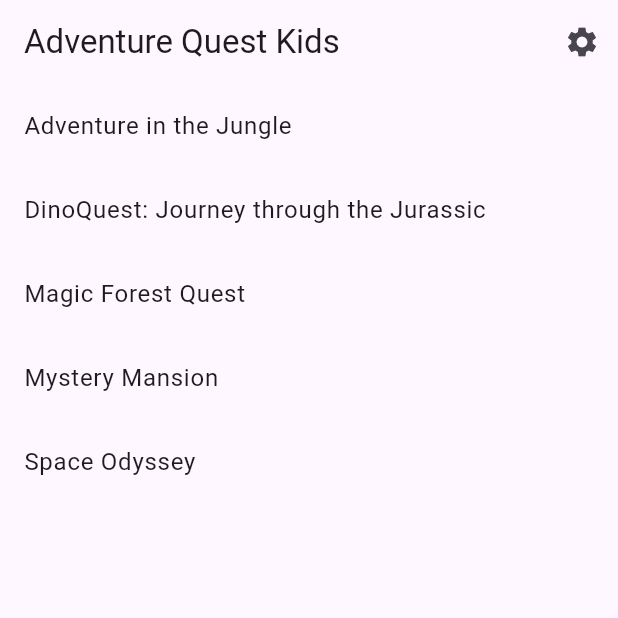
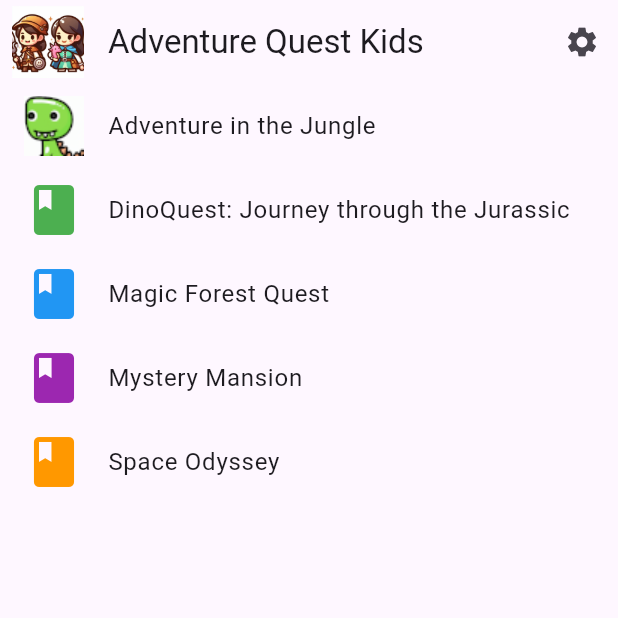
Before and after one commit to aaronlovi/adventure_quest_kids, a Flutter app: the screen it shows after launch, on a phone screen of 412 x 824 dp, the top half of it. Run offline on Flutter 3.47's test engine with Material 3 defaults, Android fonts, the phone set to English and light mode, and no system bars; our stand-ins replace audioplayers, get_it, shared_preferences, yaml.

Commit message:
Added icons to the main story list. Also some minor layout changes

```diff
--- a/assets/story_list.yaml
+++ b/assets/story_list.yaml
@@ -2,6 +2,7 @@ story_list:
   adventure_in_the_jungle:
     title: Adventure in the Jungle
     first_page: page1
+    icon: list-icon.png
     background_sound_filename: background-15s.mp3
     background_sound_volume_factor: 1.0
     background_sound_playback_rate: 0.75
--- a/lib/main.dart
+++ b/lib/main.dart
@@ -1,5 +1,4 @@
 import 'package:adventure_quest_kids/services/user_settings_service.dart';
-import 'package:adventure_quest_kids/views/user_settings_screen.dart';
 import 'package:audioplayers/audioplayers.dart';
 import 'package:flutter/material.dart';
 import 'package:flutter/services.dart';
@@ -9,8 +8,7 @@ import 'package:yaml/yaml.dart';
 import 'model/story_meta_data.dart';
 import 'model/user_settings.dart';
 import 'registry.dart';
-import 'utils/navigation_utils.dart';
-import 'views/story_front_page_screen.dart';
+import 'views/main_screen.dart';
 
 typedef AssetSourceFactory = AssetSource Function(String assetPath);
 
@@ -61,6 +59,7 @@ StoryMetaData getStoryMetadataFromYaml(YamlMap yamlMap, story) {
   String title = entry['title'];
   String subTitle = entry['subtitle'] ?? '';
   String firstPage = entry['first_page'];
+  String listIcon = entry['icon'] ?? '';
   String backgroundSoundFilename = entry['background_sound_filename'] ?? '';
   double backgroundSoundVolumeFactor =
       entry['background_sound_volume_factor'] ?? 1.0;
@@ -71,6 +70,7 @@ StoryMetaData getStoryMetadataFromYaml(YamlMap yamlMap, story) {
     title: title,
     subTitle: subTitle,
     firstPageId: firstPage,
+    listIcon: listIcon,
     backgroundSoundFilename: backgroundSoundFilename,
     backgroundVolumeAdjustmentFactor: backgroundSoundVolumeFactor,
     backgroundSoundPlaybackRate: backgroundSoundPlaybackRate,
@@ -121,47 +121,3 @@ class MyAppState extends State<MyApp> {
     );
   }
 }
-
-class MainScreen extends StatelessWidget {
-  const MainScreen({super.key});
-
-  @override
-  Widget build(BuildContext context) {
-    var registry = GetIt.I.get<Registry>();
-    List<String> storyNames = registry.storyList.keys.toList()..sort();
-
-    return Scaffold(
-      appBar: _getAppBar(context),
-      body: _getBody(storyNames, registry, context),
-    );
-  }
-
-  AppBar _getAppBar(BuildContext context) {
-    return AppBar(title: const Text('Adventure Quest Kids'), actions: [
-      IconButton(
-          icon: const Icon(Icons.settings),
-          onPressed: () => pushRouteWithTransition(
-                context,
-                SettingsScreen(),
-                routeName: 'settings',
-              ))
-    ]);
-  }
-
-  ListView _getBody(
-      List<String> storyNames, Registry registry, BuildContext context) {
-    return ListView.builder(
-        itemCount: storyNames.length,
-        itemBuilder: (content, index) {
-          var storyName = storyNames[index];
-          StoryMetaData storyMetaData = registry.storyList[storyName]!;
-          return ListTile(
-              title: Text(storyMetaData.fullTitle),
-              onTap: () => pushRouteWithTransition(
-                    context,
-                    StoryFrontPageScreen(storyMetadata: storyMetaData),
-                    routeName: 'front-page',
-                  ));
-        });
-  }
-}
--- a/lib/model/story_meta_data.dart
+++ b/lib/model/story_meta_data.dart
@@ -8,18 +8,21 @@ class StoryMetaData {
   final String title;
   final String subTitle;
   final String firstPageId;
+  final String listIcon;
   final String backgroundSoundFilename;
   final double backgroundVolumeAdjustmentFactor;
   final double backgroundSoundPlaybackRate;
 
-  StoryMetaData(
-      {required this.assetName,
-      required this.title,
-      required this.firstPageId,
-      required this.subTitle,
-      required this.backgroundSoundFilename,
-      required this.backgroundVolumeAdjustmentFactor,
-      required this.backgroundSoundPlaybackRate});
+  StoryMetaData({
+    required this.assetName,
+    required this.title,
+    required this.firstPageId,
+    required this.subTitle,
+    required this.listIcon,
+    required this.backgroundSoundFilename,
+    required this.backgroundVolumeAdjustmentFactor,
+    required this.backgroundSoundPlaybackRate,
+  });
 
   Future<Story> getStory({bool isUnitTest = false}) async {
     String yamlString = isUnitTest
@@ -38,4 +41,6 @@ class StoryMetaData {
   String get storyDataFolder => '$assetsFolder/story_data';
 
   String get fullTitle => subTitle.isEmpty ? title : '$title: $subTitle';
+
+  String get listIconFilename => '$imagesFolder/$listIcon';
 }
--- /dev/null
+++ b/lib/views/main_screen.dart
@@ -0,0 +1,101 @@
+import 'package:adventure_quest_kids/model/story_meta_data.dart';
+import 'package:adventure_quest_kids/registry.dart';
+import 'package:adventure_quest_kids/utils/navigation_utils.dart';
+import 'package:adventure_quest_kids/views/story_front_page_screen.dart';
+import 'package:adventure_quest_kids/views/user_settings_screen.dart';
+import 'package:flutter/material.dart';
+import 'package:get_it/get_it.dart';
+
+class MainScreen extends StatefulWidget {
+  const MainScreen({super.key});
+
+  @override
+  MainScreenState createState() => MainScreenState();
+}
+
+class MainScreenState extends State<MainScreen> {
+  late int _colorIndex;
+
+  MainScreenState() : _colorIndex = 0;
+
+  @override
+  Widget build(BuildContext context) {
+    var registry = GetIt.I.get<Registry>();
+    List<String> storyNames = registry.storyList.keys.toList()..sort();
+
+    return Scaffold(
+      appBar: _getAppBar(context),
+      body: _getBody(storyNames, registry, context),
+    );
+  }
+
+  AppBar _getAppBar(BuildContext context) {
+    return AppBar(
+      leading: Padding(
+        padding: const EdgeInsets.fromLTRB(8, 0, 0, 0),
+        child: Image.asset(
+          'assets/icon/icon.png',
+          fit: BoxFit.contain,
+          width: 40,
+          height: 40,
+        ),
+      ),
+      title: const FittedBox(
+          fit: BoxFit.scaleDown, child: Text('Adventure Quest Kids')),
+      actions: [
+        IconButton(
+            icon: const Icon(Icons.settings),
+            onPressed: () => pushRouteWithTransition(
+                  context,
+                  SettingsScreen(),
+                  routeName: 'settings',
+                ))
+      ],
+    );
+  }
+
+  ListView _getBody(
+    List<String> storyNames,
+    Registry registry,
+    BuildContext context,
+  ) {
+    return ListView.builder(
+        itemCount: storyNames.length,
+        itemBuilder: (content, index) {
+          var storyName = storyNames[index];
+          StoryMetaData storyMetaData = registry.storyList[storyName]!;
+          return ListTile(
+              leading: _getStoryListItemIcon(storyMetaData),
+              title: Text(storyMetaData.fullTitle),
+              onTap: () => pushRouteWithTransition(
+                    context,
+                    StoryFrontPageScreen(storyMetadata: storyMetaData),
+                    routeName: 'front-page',
+                  ));
+        });
+  }
+
+  Widget _getStoryListItemIcon(StoryMetaData storyMetaData) {
+    final iconColors = <Color>[
+      Colors.red,
+      Colors.green,
+      Colors.blue,
+      Colors.purple,
+      Colors.orange,
+      Colors.teal,
+      Colors.pink,
+      Colors.indigo,
+    ];
+
+    if (storyMetaData.listIcon.isEmpty) {
+      _colorIndex = (_colorIndex + 1) % iconColors.length;
+      return Icon(
+        Icons.book,
+        size: 40.0,
+        color: iconColors[_colorIndex],
+      );
+    } else {
+      return Image(image: AssetImage(storyMetaData.listIconFilename));
+    }
+  }
+}
--- a/lib/views/story_page_screen.dart
+++ b/lib/views/story_page_screen.dart
@@ -166,6 +166,7 @@ class StoryPageScreenState extends State<StoryPageScreen> {
 
       widgets.add(const Padding(padding: EdgeInsets.only(top: 12)));
       widgets.add(ElevatedButton(
+        style: ElevatedButton.styleFrom(padding: const EdgeInsets.all(8)),
         onPressed: () {
           StoryPage nextPage = widget.story.pages[choice.nextPageId]!;
           pushRouteWithTransition(
--- a/pubspec.yaml
+++ b/pubspec.yaml
@@ -92,6 +92,7 @@ flutter:
 
   assets:
     - assets/
+    - assets/icon/
     - assets/adventure_in_the_jungle/images/
     - assets/adventure_in_the_jungle/sounds/
     - assets/adventure_in_the_jungle/story_data/
```
Also changed, not shown: lib/views/story_front_page_screen.dart (+10 -5 lines), lib/views/user_settings_screen.dart (+13 -10 lines), assets/adventure_in_the_jungle/images/list-icon.png (added), assets/adventure_in_the_jungle/images/originals/list-icon.png (added), 1 other file.
